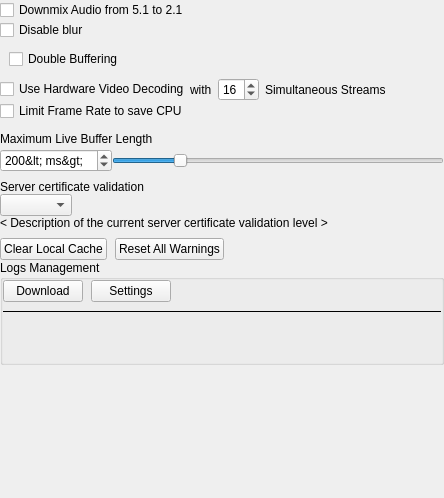
networkoptix/nx_open, file vms/client/nx_vms_client_desktop/src/ui/widgets/local_settings/advanced_settings_widget.ui: the form before one commit.
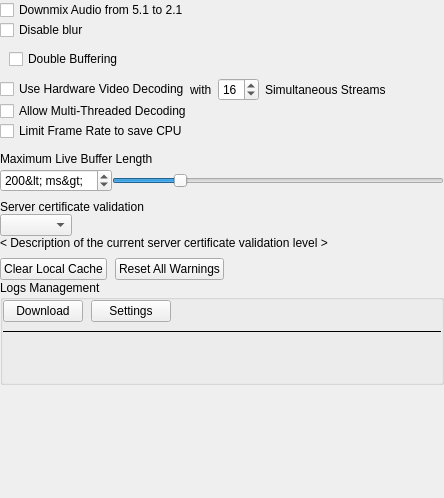
The form after the commit. Custom widgets are drawn as their Qt base class.

Commit message:
VMS-61354: Add commonly used debugging setting allowMTDecoding to Local Settings dialog
Related to VMS-61354

The edit to the form file:
```diff
--- a/vms/client/nx_vms_client_desktop/src/ui/widgets/local_settings/advanced_settings_widget.ui
+++ b/vms/client/nx_vms_client_desktop/src/ui/widgets/local_settings/advanced_settings_widget.ui
@@ -153,6 +153,16 @@
        </item>
       </layout>
      </item>
+     <item>
+      <widget class="QCheckBox" name="allowMtDecodingCheckbox">
+       <property name="toolTip">
+        <string>Disable multi-threaded decoding if unchecked, enable auto selection if checked.</string>
+       </property>
+       <property name="text">
+        <string>Allow Multi-Threaded Decoding</string>
+       </property>
+      </widget>
+     </item>
      <item>
       <layout class="QHBoxLayout" name="fpsLimitLayout" stretch="0,0,1">
        <property name="spacing">
```
The commit also changes 2 other files.
